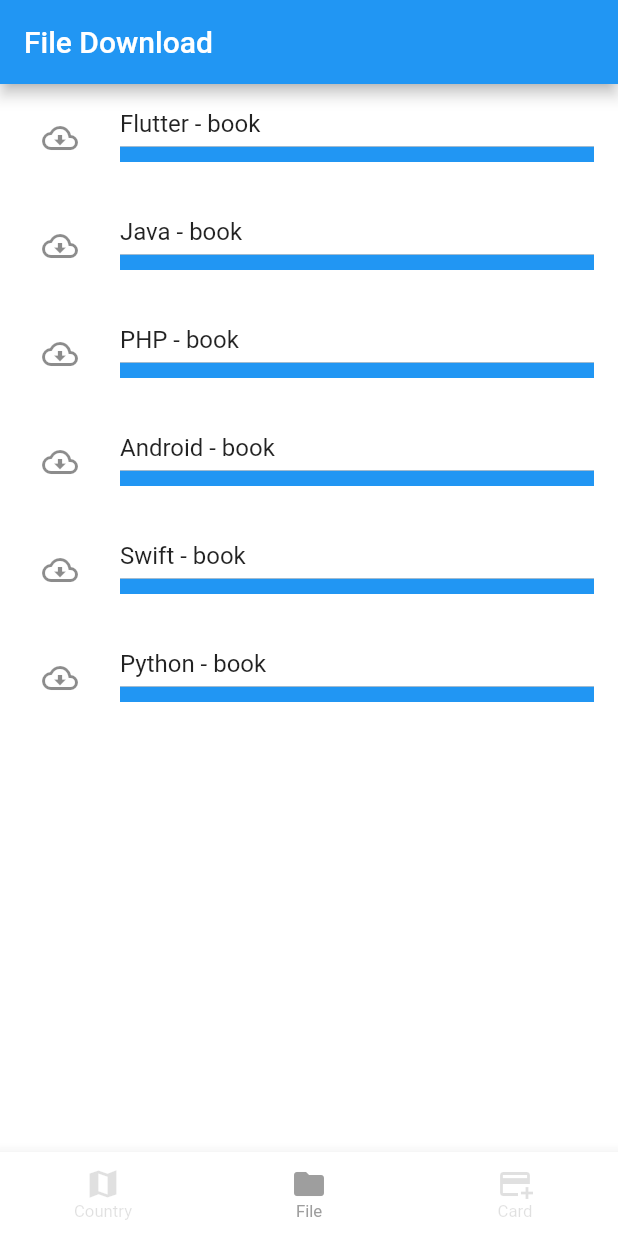
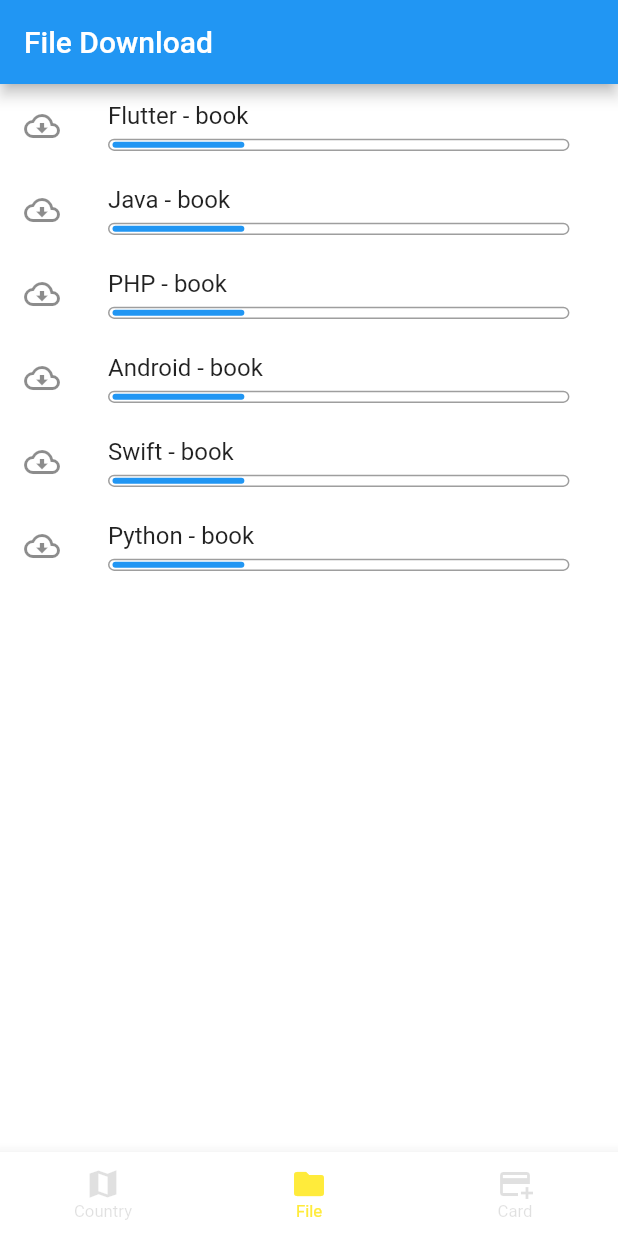
Before and after one commit to MrSobirov/najottalim, a Flutter app: the screen it shows after launch, item 2 of the bottom bar chosen, on a phone screen of 412 x 824 dp. Run offline on Flutter 3.47's test engine with Material 2 defaults, Android fonts, the phone set to English and light mode, and no system bars; our stand-ins replace bloc, connectivity_plus, flutter_bloc, flutter_screenutil, fluttertoast, shimmer and 1 more; accounts and stored records are empty; network calls fail.

Commit message:
UI fixed

```diff
--- a/lib/pages/main_page.dart
+++ b/lib/pages/main_page.dart
@@ -70,7 +70,7 @@ class _MainPageState extends State<MainPage> {
       body: _kTabPages[_currentTabIndex],
       bottomNavigationBar: BottomNavigationBar(
           backgroundColor: Colors.white,
-          selectedItemColor: Colors.grey,
+          selectedItemColor: Colors.yellow,
           unselectedItemColor: Colors.black12,
           showSelectedLabels: true,
           selectedFontSize: 11.sp,
--- a/lib/pages/task2/task2_page.dart
+++ b/lib/pages/task2/task2_page.dart
@@ -42,25 +42,43 @@ class TaskTwoPage extends StatelessWidget {
         child: ListView.builder(
             itemCount: files.length,
             itemBuilder: (context , index) {
-              return ListTile(
-                leading: IconButton(
-                  onPressed: ((){
+              return GestureDetector(
+                child: ListTile(
+                  leading: Icon(Icons.cloud_download_outlined),
+                  title: Column(
+                    crossAxisAlignment: CrossAxisAlignment.start,
+                    children: [
+                      Text(files[index]["name"]),
+                      SizedBox(height: 6.h,),
+                      Container(
+                        height: 8.h,
+                        width: 280.w,
+                        padding: EdgeInsets.only(top: 1,left: 2,bottom: 1),
+                        decoration: BoxDecoration(
+                          border: Border.all(
+                            color: Colors.grey
+                          ),
+                            color: Colors.white,
+                          borderRadius: BorderRadius.circular(6)
+                        ),
 
-                  }),
-                  icon: Icon(Icons.cloud_download_outlined),
-                ),
-                title: Text(files[index]["name"]),
-                subtitle: Container(
-                  height: 10.h,
-                  width: 280.w,
-                  color: Colors.black,
-                  child: Container(
-                    height: 10.h,
-                    width: 170.w,
-                    color: Colors.blue,
+                        child: Row(
+                          children: [
+                            Container(
+                              height: 4.h,
+                              width: 80.w,
+                              decoration: BoxDecoration(
+                                  color: Colors.blue,
+                                  borderRadius: BorderRadius.circular(6)
+                              ),
+
+                            ),
+                          ],
+                        ),
+                      ),
+                    ],
                   ),
                 ),
-
               );
             })
       ),
```
